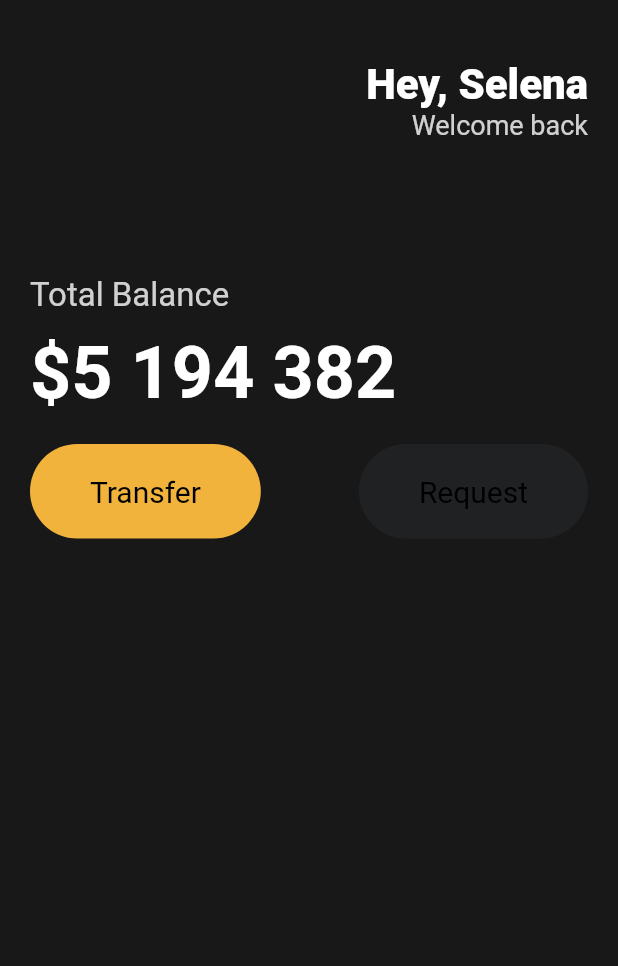
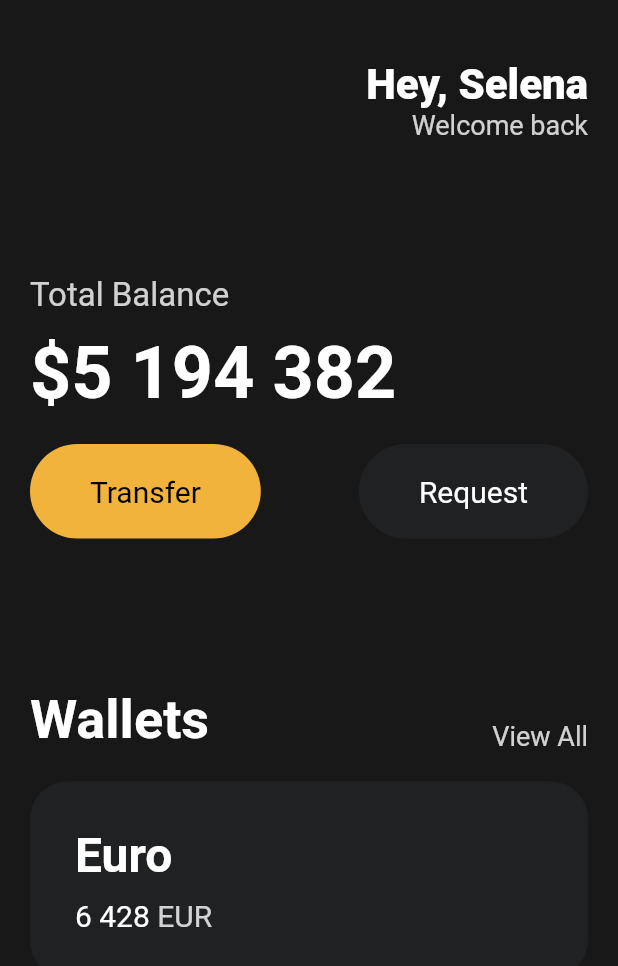
Before and after one commit to jhwon91/first_flutter, a Flutter app: the screen it shows after launch, on a phone screen of 412 x 824 dp. Shown: the top 966 px of the screen. Run offline on Flutter 3.47's test engine with Material 2 defaults, Android fonts, the phone set to English and light mode, and no system bars.

Commit message:
create card

```diff
--- a/lib/main.dart
+++ b/lib/main.dart
@@ -82,9 +82,87 @@ class App extends StatelessWidget {
                   Button(
                     text: 'Request',
                     bgColor: Color(0xFF1F2123),
-                    textColor: Colors.black,
+                    textColor: Colors.white,
                   ),
                 ],
+              ),
+              const SizedBox(
+                height: 100,
+              ),
+              Row(
+                crossAxisAlignment: CrossAxisAlignment.end,
+                mainAxisAlignment: MainAxisAlignment.spaceBetween,
+                children: [
+                  const Text(
+                    'Wallets',
+                    style: TextStyle(
+                      color: Colors.white,
+                      fontSize: 36,
+                      fontWeight: FontWeight.w600,
+                    ),
+                  ),
+                  Text(
+                    'View All',
+                    style: TextStyle(
+                      color: Colors.white.withOpacity(0.8),
+                      fontSize: 18,
+                    ),
+                  ),
+                ],
+              ),
+              const SizedBox(
+                height: 20,
+              ),
+              Container(
+                decoration: BoxDecoration(
+                  color: const Color(0xFF1F2123),
+                  borderRadius: BorderRadius.circular(25),
+                ),
+                child: Padding(
+                  padding: const EdgeInsets.all(30),
+                  child: Row(
+                    children: [
+                      Column(
+                        crossAxisAlignment: CrossAxisAlignment.start,
+                        children: [
+                          const Text(
+                            'Euro',
+                            style: TextStyle(
+                              color: Colors.white,
+                              fontSize: 32,
+                              fontWeight: FontWeight.w600,
+                            ),
+                          ),
+                          const SizedBox(
+                            height: 10,
+                          ),
+                          Row(
+                            crossAxisAlignment: CrossAxisAlignment.center,
+                            children: [
+                              const Text(
+                                '6 428',
+                                style: TextStyle(
+                                  color: Colors.white,
+                                  fontSize: 20,
+                                ),
+                              ),
+                              const SizedBox(
+                                width: 5,
+                              ),
+                              Text(
+                                'EUR',
+                                style: TextStyle(
+                                  color: Colors.white.withOpacity(0.8),
+                                  fontSize: 20,
+                                ),
+                              ),
+                            ],
+                          ),
+                        ],
+                      ),
+                    ],
+                  ),
+                ),
               ),
             ],
           ),
--- a/lib/widgets/button.dart
+++ b/lib/widgets/button.dart
@@ -11,7 +11,7 @@ class Button extends StatelessWidget {
     required this.bgColor,
     required this.textColor,
   });
-//
+
   @override
   Widget build(BuildContext context) {
     return Container(
```
